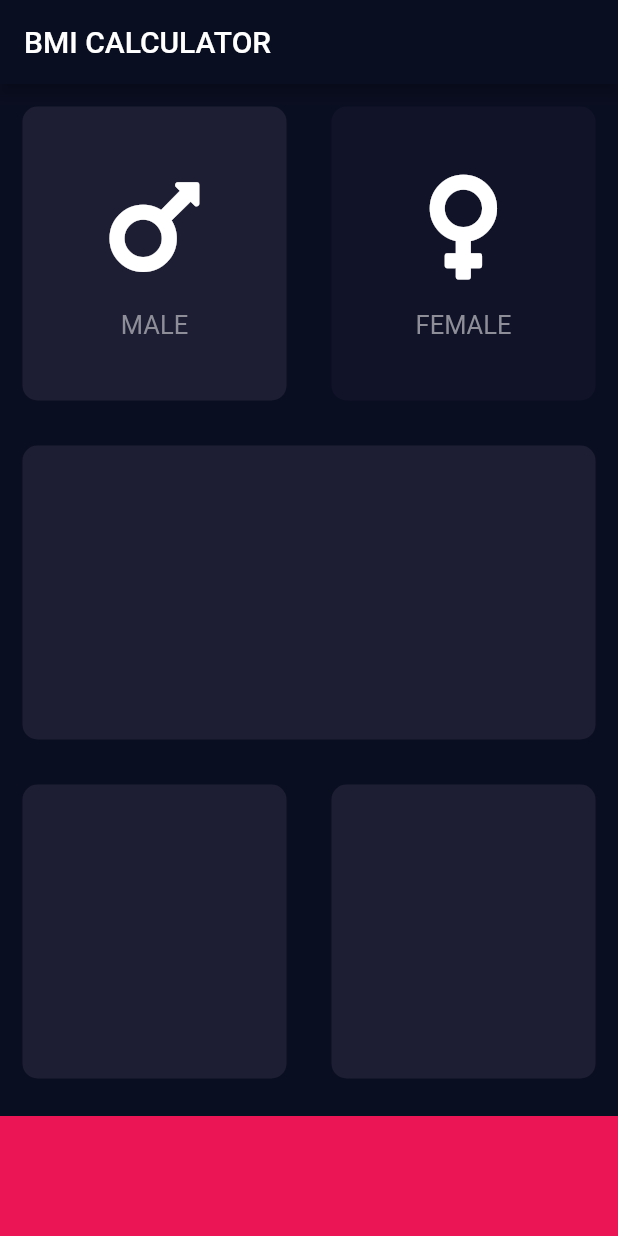
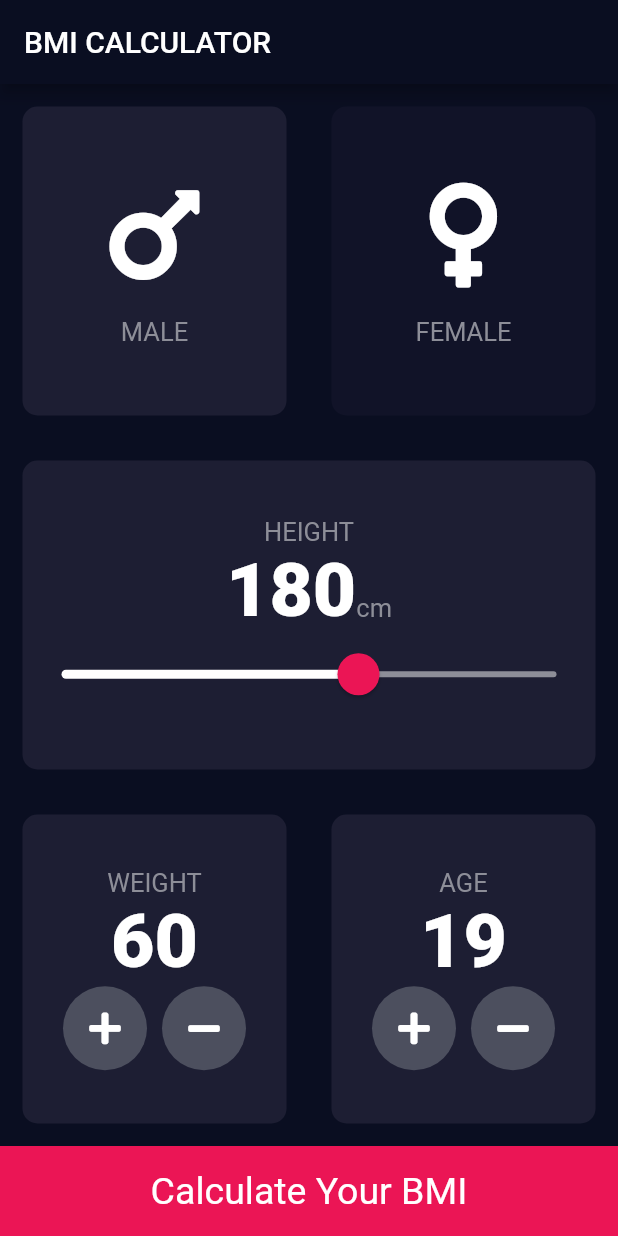
Before and after one commit to iabhiyaan/bmi_calculator, a Flutter app: the screen it shows after launch, on a phone screen of 412 x 824 dp. Run offline on Flutter 3.47's test engine with Material 2 defaults, Android fonts, the phone set to English and light mode, and no system bars; our stand-ins replace font_awesome_flutter.

Commit message:
Home screen finished

```diff
--- a/lib/card_widget.dart
+++ b/lib/card_widget.dart
@@ -3,17 +3,20 @@ import 'package:flutter/material.dart';
 class CardWidget extends StatelessWidget {
   final Color colour;
   final Widget cardChild;
-
-  CardWidget({@required this.colour, this.cardChild});
+  final Function onPress;
+  CardWidget({@required this.colour, this.cardChild, this.onPress});
 
   @override
   Widget build(BuildContext context) {
-    return Container(
-      child: cardChild,
-      margin: EdgeInsets.all(15.0),
-      decoration: BoxDecoration(
-        color: colour,
-        borderRadius: BorderRadius.circular(10.0),
+    return GestureDetector(
+      onTap: onPress,
+      child: Container(
+        child: cardChild,
+        margin: EdgeInsets.all(15.0),
+        decoration: BoxDecoration(
+          color: colour,
+          borderRadius: BorderRadius.circular(10.0),
+        ),
       ),
     );
   }
--- a/lib/icon_content.dart
+++ b/lib/icon_content.dart
@@ -1,6 +1,6 @@
 import 'package:flutter/material.dart';
 
-const labelTextStyle = TextStyle(color: Color(0xFF8D8E98), fontSize: 17.0);
+import './util.dart';
 
 class IconContent extends StatelessWidget {
   IconContent({this.icon, this.label});
--- a/lib/inputPage.dart
+++ b/lib/inputPage.dart
@@ -3,11 +3,8 @@ import 'package:font_awesome_flutter/font_awesome_flutter.dart';
 
 import './icon_content.dart';
 import './card_widget.dart';
-
-const bottomContainerHeight = 80.0;
-const activeCardColor = Color(0xFF1D1E33);
-const bottomContainerColor = Color(0xFFEB1555);
-const inactiveCardColor = Color(0xFF111328);
+import './util.dart';
+import './round_icon_button.dart';
 
 enum Gender { male, female }
 
@@ -19,6 +16,9 @@ class InputPage extends StatefulWidget {
 class _InputPageState extends State<InputPage> {
   // inactive => default, active => active
   Gender selectedGender = Gender.male;
+  int height = 180;
+  int weight = 60;
+  int age = 19;
   @override
   Widget build(BuildContext context) {
     return Scaffold(
@@ -26,17 +26,12 @@ class _InputPageState extends State<InputPage> {
         title: Text('BMI CALCULATOR'),
       ),
       body: Column(
+        crossAxisAlignment: CrossAxisAlignment.stretch,
         children: <Widget>[
           Expanded(
             child: Row(
               children: <Widget>[
                 Expanded(
-                  child: GestureDetector(
-                    onTap: () {
-                      setState(() {
-                        selectedGender = Gender.male;
-                      });
-                    },
                   child: CardWidget(
                     colour: selectedGender == Gender.male
                         ? activeCardColor
@@ -45,16 +40,14 @@ class _InputPageState extends State<InputPage> {
                       icon: FontAwesomeIcons.mars,
                       label: 'MALE',
                     ),
-                    ),
+                    onPress: () {
+                      setState(() {
+                        selectedGender = Gender.male;
+                      });
+                    },
                   ),
                 ),
                 Expanded(
-                  child: GestureDetector(
-                    onTap: () {
-                      setState(() {
-                        selectedGender = Gender.female;
-                      });
-                    },
                   child: CardWidget(
                     colour: selectedGender == Gender.female
                         ? activeCardColor
@@ -63,7 +56,11 @@ class _InputPageState extends State<InputPage> {
                       icon: FontAwesomeIcons.venus,
                       label: 'FEMALE',
                     ),
-                    ),
+                    onPress: () {
+                      setState(() {
+                        selectedGender = Gender.female;
+                      });
+                    },
                   ),
                 ),
               ],
@@ -75,6 +72,43 @@ class _InputPageState extends State<InputPage> {
                 Expanded(
                   child: CardWidget(
                     colour: activeCardColor,
+                    cardChild: Column(
+                      mainAxisAlignment: MainAxisAlignment.center,
+                      children: <Widget>[
+                        Text('HEIGHT', style: labelTextStyle),
+                        Row(
+                          mainAxisAlignment: MainAxisAlignment.center,
+                          crossAxisAlignment: CrossAxisAlignment.baseline,
+                          textBaseline: TextBaseline.alphabetic,
+                          children: <Widget>[
+                            Text(height.toString(), style: boldTextStyle),
+                            Text('cm', style: labelTextStyle)
+                          ],
+                        ),
+                        SliderTheme(
+                          data: SliderTheme.of(context).copyWith(
+                            thumbColor: activeSliderColor,
+                            activeTrackColor: Colors.white,
+                            inactiveTrackColor: defaultSliderColor,
+                            overlayColor: overlaySliderColor,
+                            thumbShape:
+                                RoundSliderThumbShape(enabledThumbRadius: 14.0),
+                            overlayShape:
+                                RoundSliderOverlayShape(overlayRadius: 26.0),
+                          ),
+                          child: Slider(
+                            value: height.toDouble(),
+                            min: 120.0,
+                            max: 220.0,
+                            onChanged: (double newValue) {
+                              setState(() {
+                                height = newValue.round();
+                              });
+                            },
+                          ),
+                        ),
+                      ],
+                    ),
                   ),
                 )
               ],
@@ -86,22 +120,89 @@ class _InputPageState extends State<InputPage> {
                 Expanded(
                   child: CardWidget(
                     colour: activeCardColor,
+                    cardChild: Column(
+                      mainAxisAlignment: MainAxisAlignment.center,
+                      crossAxisAlignment: CrossAxisAlignment.center,
+                      children: <Widget>[
+                        Text('WEIGHT', style: labelTextStyle),
+                        Text(weight.toString(), style: boldTextStyle),
+                        Row(
+                          mainAxisAlignment: MainAxisAlignment.center,
+                          crossAxisAlignment: CrossAxisAlignment.baseline,
+                          textBaseline: TextBaseline.alphabetic,
+                          children: <Widget>[
+                            RoundIconButton(
+                                icon: FontAwesomeIcons.plus,
+                                onClick: () {
+                                  setState(() {
+                                    weight++;
+                                  });
+                                }),
+                            SizedBox(width: 10.0),
+                            RoundIconButton(
+                              icon: FontAwesomeIcons.minus,
+                              onClick: () {
+                                setState(() {
+                                  weight--;
+                                });
+                              },
+                            )
+                          ],
+                        ),
+                      ],
+                    ),
                   ),
                 ),
                 Expanded(
                   child: CardWidget(
                     colour: activeCardColor,
+                    cardChild: Column(
+                      mainAxisAlignment: MainAxisAlignment.center,
+                      crossAxisAlignment: CrossAxisAlignment.center,
+                      children: <Widget>[
+                        Text('AGE', style: labelTextStyle),
+                        Text(age.toString(), style: boldTextStyle),
+                        Row(
+                          mainAxisAlignment: MainAxisAlignment.center,
+                          crossAxisAlignment: CrossAxisAlignment.baseline,
+                          textBaseline: TextBaseline.alphabetic,
+                          children: <Widget>[
+                            RoundIconButton(
+                                icon: FontAwesomeIcons.plus,
+                                onClick: () {
+                                  setState(() {
+                                    age++;
+                                  });
+                                }),
+                            SizedBox(width: 10.0),
+                            RoundIconButton(
+                              icon: FontAwesomeIcons.minus,
+                              onClick: () {
+                                setState(() {
+                                  age--;
+                                });
+                              },
+                            )
+                          ],
+                        ),
+                      ],
+                    ),
                   ),
                 ),
               ],
             ),
           ),
           Container(
+            child: Row(
+              mainAxisAlignment: MainAxisAlignment.center,
+              children: <Widget>[
+                Text('Calculate Your BMI', style: TextStyle(fontSize: 25.0))
+              ],
+            ),
             width: double.infinity,
             color: bottomContainerColor,
             height: bottomContainerHeight,
-            margin: EdgeInsets.only(top: 10.0),
-          )
+          ),
         ],
       ),
     );
--- /dev/null
+++ b/lib/round_icon_button.dart
@@ -0,0 +1,19 @@
+import 'package:flutter/material.dart';
+import './util.dart';
+
+class RoundIconButton extends StatelessWidget {
+  final IconData icon;
+  final Function onClick;
+  RoundIconButton({@required this.icon, this.onClick});
+  @override
+  Widget build(BuildContext context) {
+    return RawMaterialButton(
+      child: Icon(icon),
+      onPressed: onClick,
+      elevation: 0.0,
+      constraints: BoxConstraints.tightFor(width: 56.0, height: 56.0),
+      fillColor: roundButtonColor,
+      shape: CircleBorder(),
+    );
+  }
+}
--- /dev/null
+++ b/lib/util.dart
@@ -0,0 +1,14 @@
+import 'package:flutter/material.dart';
+
+const bottomContainerHeight = 60.0;
+const activeCardColor = Color(0xFF1D1E33);
+const bottomContainerColor = Color(0xFFEB1555);
+const inactiveCardColor = Color(0xFF111328);
+const activeSliderColor = Color(0xFFEB1555);
+const overlaySliderColor = Color(0x29EB1555);
+const defaultSliderColor = Color(0xFF8D8E98);
+const roundButtonColor = Color(0xFF4C4F5E);
+
+const labelTextStyle = TextStyle(color: Color(0xFF8D8E98), fontSize: 17.0);
+
+const boldTextStyle = TextStyle(fontSize: 50.0, fontWeight: FontWeight.w900);
```
Lines whose indentation alone changed are shown as unchanged.
